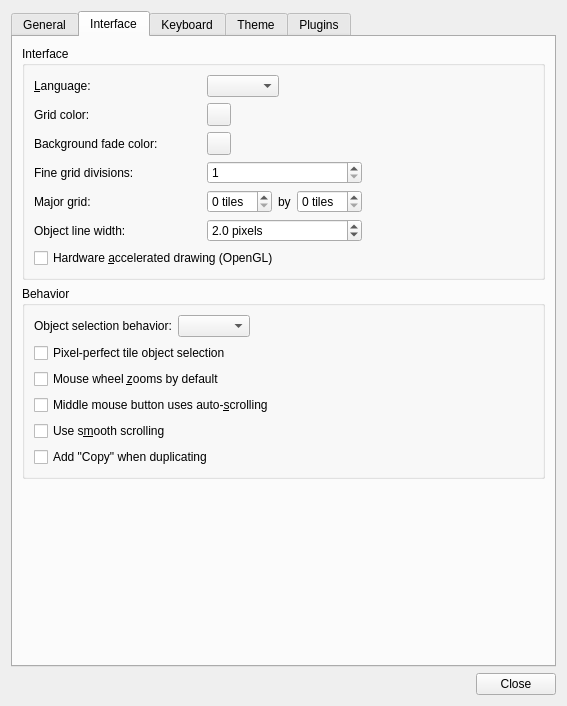
Before: the Qt Designer form src/tiled/preferencesdialog.ui in mapeditor/tiled, drawn with Qt 5.
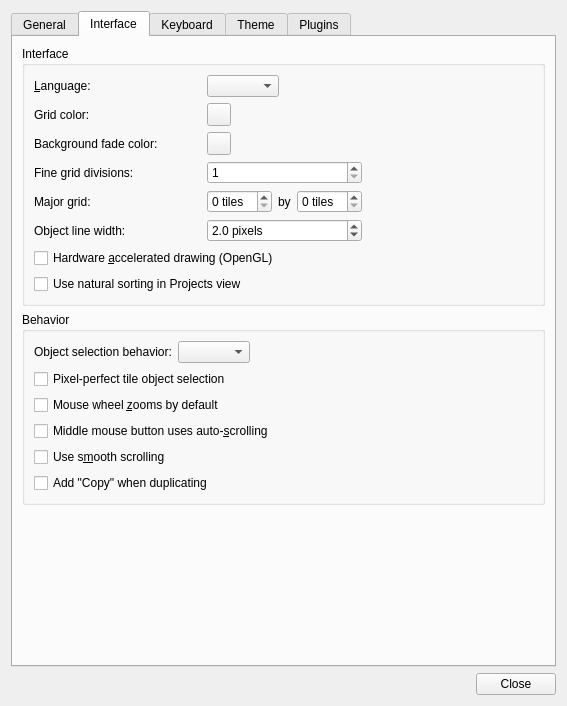
After: the same form once the commit is applied. The open tabs and pages were chosen to show the change. Custom widgets are drawn as their Qt base class.

Commit message:
Added support for natural sorting of project files (#4284)
This change adds a natural / numeric sorting option affecting Projects
view and the results in Open File in Project, which is enabled by
default.

It is implemented using a proxy model to enable adjusting the Project
view quickly when the option is changed, without needing to rescan the
folders.

Also ensured `.vscode` config dirs are git ignored.

Closes #4180

The edit to the form file:
```diff
--- a/src/tiled/preferencesdialog.ui
+++ b/src/tiled/preferencesdialog.ui
@@ -263,6 +263,16 @@
             </property>
            </widget>
           </item>
+          <item row="7" column="0" colspan="2">
+           <widget class="QCheckBox" name="naturalSorting">
+            <property name="toolTip">
+             <string>Sort files numerically (d3, d20) instead of alphabetically (d20, d3)</string>
+            </property>
+            <property name="text">
+             <string>Use natural sorting in Projects view</string>
+            </property>
+           </widget>
+          </item>
           <item row="4" column="1" colspan="2">
            <layout class="QHBoxLayout" name="horizontalLayout_3">
             <item>
```
Left out of the diff: 1 changed line with no effect on the pictures. The commit also changes 10 other files.
